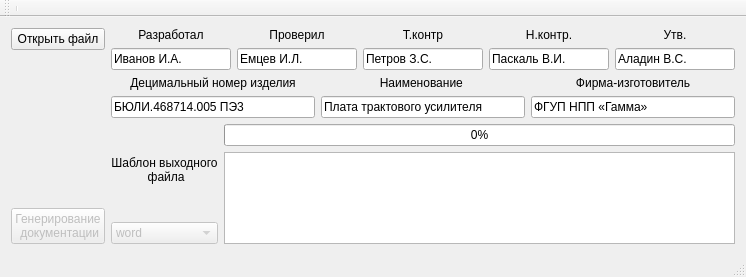
Old version of the form mainwindow.ui in the repository pivleonid/gp.
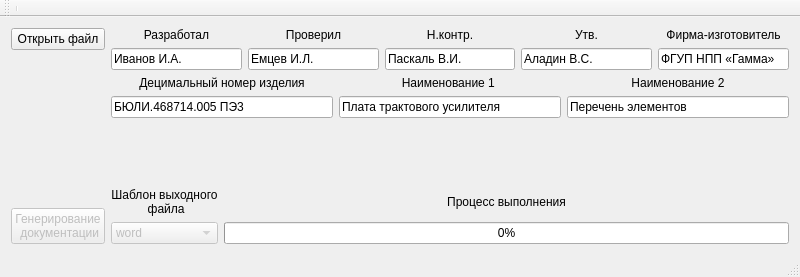
New version of the form.

```diff
--- a/mainwindow.ui
+++ b/mainwindow.ui
@@ -6,7 +6,7 @@
    <rect>
     <x>0</x>
     <y>0</y>
-    <width>746</width>
+    <width>800</width>
     <height>277</height>
    </rect>
   </property>
@@ -24,7 +24,7 @@
   </property>
   <property name="maximumSize">
    <size>
-    <width>746</width>
+    <width>800</width>
     <height>277</height>
    </size>
   </property>
@@ -43,8 +43,8 @@
    <string>MainWindow</string>
   </property>
   <widget class="QWidget" name="centralWidget">
-   <layout class="QGridLayout" name="gridLayout_18">
-    <item row="0" column="0">
+   <layout class="QGridLayout" name="gridLayout_3">
+    <item row="0" column="0" rowspan="3">
      <layout class="QGridLayout" name="gridLayout_16">
       <item row="0" column="0">
        <widget class="QPushButton" name="openFile">
@@ -95,13 +95,7 @@
      </layout>
     </item>
     <item row="0" column="1">
-     <layout class="QGridLayout" name="gridLayout_17">
-      <item row="0" column="0">
-       <layout class="QGridLayout" name="gridLayout_13">
-        <item row="0" column="0">
-         <layout class="QGridLayout" name="gridLayout_7">
-          <item row="0" column="0">
-           <layout class="QGridLayout" name="gridLayout_6">
+     <layout class="QGridLayout" name="gridLayout">
             <item row="0" column="0">
              <widget class="QLabel" name="label_2">
               <property name="text">
@@ -112,18 +106,7 @@
               </property>
              </widget>
             </item>
-            <item row="1" column="0">
-             <widget class="QLineEdit" name="lineEdit">
-              <property name="text">
-               <string>Иванов И.А.</string>
-              </property>
-             </widget>
-            </item>
-           </layout>
-          </item>
           <item row="0" column="1">
-           <layout class="QGridLayout" name="gridLayout_5">
-            <item row="0" column="0">
              <widget class="QLabel" name="label_3">
               <property name="text">
                <string>Проверил</string>
@@ -133,39 +116,7 @@
               </property>
              </widget>
             </item>
-            <item row="1" column="0">
-             <widget class="QLineEdit" name="lineEdit_2">
-              <property name="text">
-               <string>Емцев И.Л.</string>
-              </property>
-             </widget>
-            </item>
-           </layout>
-          </item>
           <item row="0" column="2">
-           <layout class="QGridLayout" name="gridLayout_4">
-            <item row="0" column="0">
-             <widget class="QLabel" name="label_4">
-              <property name="text">
-               <string>Т.контр</string>
-              </property>
-              <property name="alignment">
-               <set>Qt::AlignCenter</set>
-              </property>
-             </widget>
-            </item>
-            <item row="1" column="0">
-             <widget class="QLineEdit" name="lineEdit_3">
-              <property name="text">
-               <string>Петров З.С.</string>
-              </property>
-             </widget>
-            </item>
-           </layout>
-          </item>
-          <item row="0" column="3">
-           <layout class="QGridLayout" name="gridLayout_3">
-            <item row="0" column="0">
              <widget class="QLabel" name="label_5">
               <property name="text">
                <string>Н.контр.</string>
@@ -175,18 +126,7 @@
               </property>
              </widget>
             </item>
-            <item row="1" column="0">
-             <widget class="QLineEdit" name="lineEdit_4">
-              <property name="text">
-               <string>Паскаль В.И.</string>
-              </property>
-             </widget>
-            </item>
-           </layout>
-          </item>
-          <item row="0" column="4">
-           <layout class="QGridLayout" name="gridLayout">
-            <item row="0" column="0">
+      <item row="0" column="3">
              <widget class="QLabel" name="label_6">
               <property name="text">
                <string>Утв.</string>
@@ -196,21 +136,55 @@
               </property>
              </widget>
             </item>
+      <item row="0" column="4">
+       <widget class="QLabel" name="label_10">
+        <property name="text">
+         <string>Фирма-изготовитель</string>
+        </property>
+        <property name="alignment">
+         <set>Qt::AlignCenter</set>
+        </property>
+       </widget>
+      </item>
             <item row="1" column="0">
-             <widget class="QLineEdit" name="lineEdit_5">
+       <widget class="QLineEdit" name="razrab">
+        <property name="text">
+         <string>Иванов И.А.</string>
+        </property>
+       </widget>
+      </item>
+      <item row="1" column="1">
+       <widget class="QLineEdit" name="prov">
+        <property name="text">
+         <string>Емцев И.Л.</string>
+        </property>
+       </widget>
+      </item>
+      <item row="1" column="2">
+       <widget class="QLineEdit" name="kontr">
+        <property name="text">
+         <string>Паскаль В.И.</string>
+        </property>
+       </widget>
+      </item>
+      <item row="1" column="3">
+       <widget class="QLineEdit" name="ytb">
               <property name="text">
                <string>Аладин В.С.</string>
               </property>
              </widget>
             </item>
-           </layout>
+      <item row="1" column="4">
+       <widget class="QLineEdit" name="Firma">
+        <property name="text">
+         <string>ФГУП НПП «Гамма»</string>
+        </property>
+       </widget>
           </item>
          </layout>
         </item>
-        <item row="1" column="0">
-         <layout class="QGridLayout" name="gridLayout_12">
-          <item row="0" column="0">
-           <layout class="QGridLayout" name="gridLayout_8">
+    <item row="1" column="1">
+     <layout class="QGridLayout" name="gridLayout_2">
             <item row="0" column="0">
              <widget class="QLabel" name="label_7">
               <property name="text">
@@ -221,21 +195,20 @@
               </property>
              </widget>
             </item>
-            <item row="1" column="0">
-             <widget class="QLineEdit" name="lineEdit_6">
-              <property name="text">
-               <string>БЮЛИ.468714.005 ПЭ3</string>
-              </property>
-             </widget>
-            </item>
-           </layout>
-          </item>
           <item row="0" column="1">
-           <layout class="QGridLayout" name="gridLayout_9">
-            <item row="0" column="0">
              <widget class="QLabel" name="label_8">
               <property name="text">
-               <string>Наименование </string>
+         <string>Наименование 1 </string>
+        </property>
+        <property name="alignment">
+         <set>Qt::AlignCenter</set>
+        </property>
+       </widget>
+      </item>
+      <item row="0" column="2">
+       <widget class="QLabel" name="label_4">
+        <property name="text">
+         <string>Наименование 2</string>
               </property>
               <property name="alignment">
                <set>Qt::AlignCenter</set>
@@ -243,72 +216,38 @@
              </widget>
             </item>
             <item row="1" column="0">
-             <widget class="QLineEdit" name="lineEdit_7">
+       <widget class="QLineEdit" name="nymerIzd">
+        <property name="text">
+         <string>БЮЛИ.468714.005 ПЭ3</string>
+        </property>
+       </widget>
+      </item>
+      <item row="1" column="1">
+       <widget class="QLineEdit" name="naim1">
               <property name="text">
                <string>Плата трактового усилителя</string>
               </property>
              </widget>
             </item>
-           </layout>
-          </item>
-          <item row="0" column="2">
-           <layout class="QGridLayout" name="gridLayout_10"/>
-          </item>
-          <item row="0" column="3">
-           <layout class="QGridLayout" name="gridLayout_11">
-            <item row="0" column="0">
-             <widget class="QLabel" name="label_10">
+      <item row="1" column="2">
+       <widget class="QLineEdit" name="naim2">
               <property name="text">
-               <string>Фирма-изготовитель</string>
-              </property>
-              <property name="alignment">
-               <set>Qt::AlignCenter</set>
-              </property>
-             </widget>
-            </item>
-            <item row="1" column="0">
-             <widget class="QLineEdit" name="lineEdit_9">
-              <property name="text">
-               <string>ФГУП НПП «Гамма»</string>
-              </property>
-             </widget>
-            </item>
-           </layout>
-          </item>
-         </layout>
-        </item>
-       </layout>
-      </item>
-      <item row="1" column="0">
-       <layout class="QGridLayout" name="gridLayout_15">
-        <item row="0" column="1">
-         <layout class="QGridLayout" name="gridLayout_14">
-          <item row="0" column="0">
+         <string>Перечень элементов</string>
+        </property>
+       </widget>
+      </item>
+     </layout>
+    </item>
+    <item row="2" column="1">
+     <layout class="QGridLayout" name="gridLayout_4">
+      <item row="2" column="1">
            <widget class="QProgressBar" name="progressBar_2">
             <property name="value">
              <number>0</number>
             </property>
            </widget>
           </item>
-          <item row="1" column="0">
-           <widget class="QTextEdit" name="debug"/>
-          </item>
-         </layout>
-        </item>
-        <item row="0" column="0">
-         <layout class="QGridLayout" name="gridLayout_2">
-          <item row="0" column="0">
-           <widget class="QLabel" name="label">
-            <property name="text">
-             <string>Шаблон выходного
- файла</string>
-            </property>
-            <property name="alignment">
-             <set>Qt::AlignCenter</set>
-            </property>
-           </widget>
-          </item>
-          <item row="1" column="0">
+      <item row="2" column="0">
            <widget class="QComboBox" name="comboBox">
             <property name="enabled">
              <bool>false</bool>
@@ -325,10 +264,40 @@
             </item>
            </widget>
           </item>
-         </layout>
-        </item>
-       </layout>
+      <item row="1" column="0">
+       <widget class="QLabel" name="label">
+        <property name="text">
+         <string>Шаблон выходного
+ файла</string>
+        </property>
+        <property name="alignment">
+         <set>Qt::AlignCenter</set>
+        </property>
+       </widget>
+      </item>
+      <item row="0" column="0">
+       <spacer name="verticalSpacer_3">
+        <property name="orientation">
+         <enum>Qt::Vertical</enum>
+        </property>
+        <property name="sizeHint" stdset="0">
+         <size>
+          <width>20</width>
+          <height>40</height>
+         </size>
+        </property>
+       </spacer>
       </item>
+      <item row="1" column="1">
+       <widget class="QLabel" name="label_9">
+        <property name="text">
+         <string>Процесс выполнения</string>
+        </property>
+        <property name="alignment">
+         <set>Qt::AlignCenter</set>
+        </property>
+       </widget>
+      </item>
      </layout>
     </item>
    </layout>
```
Left out of the diff: 5 changed lines with no effect on the pictures. Lines whose indentation alone changed are shown as unchanged.
